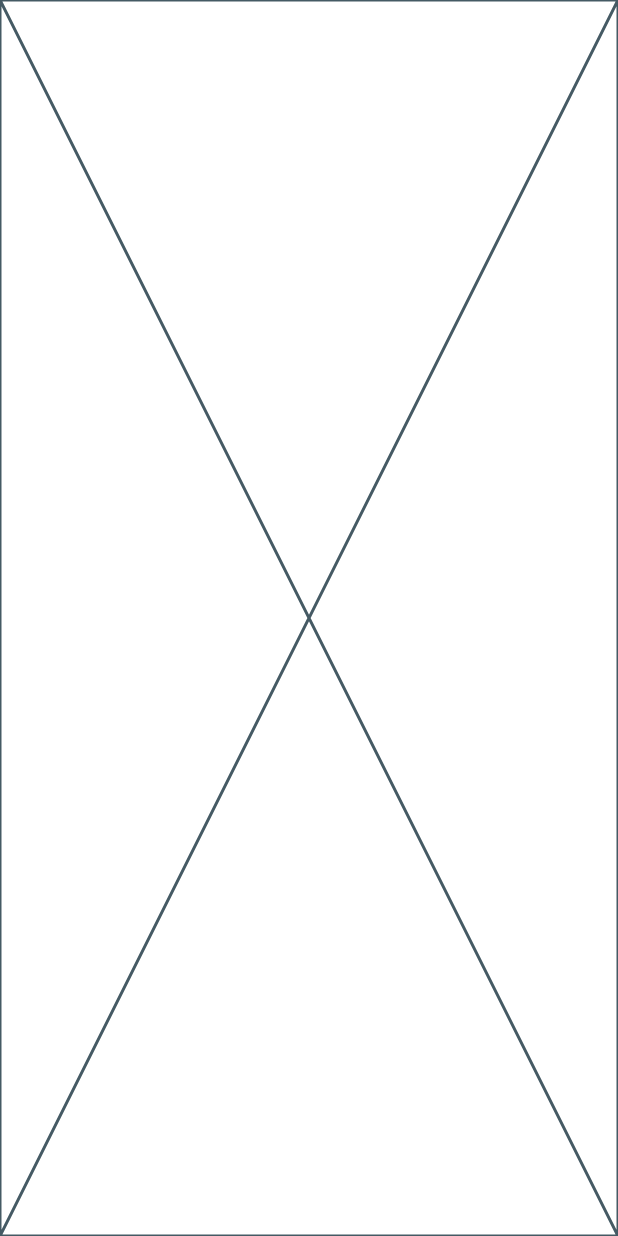
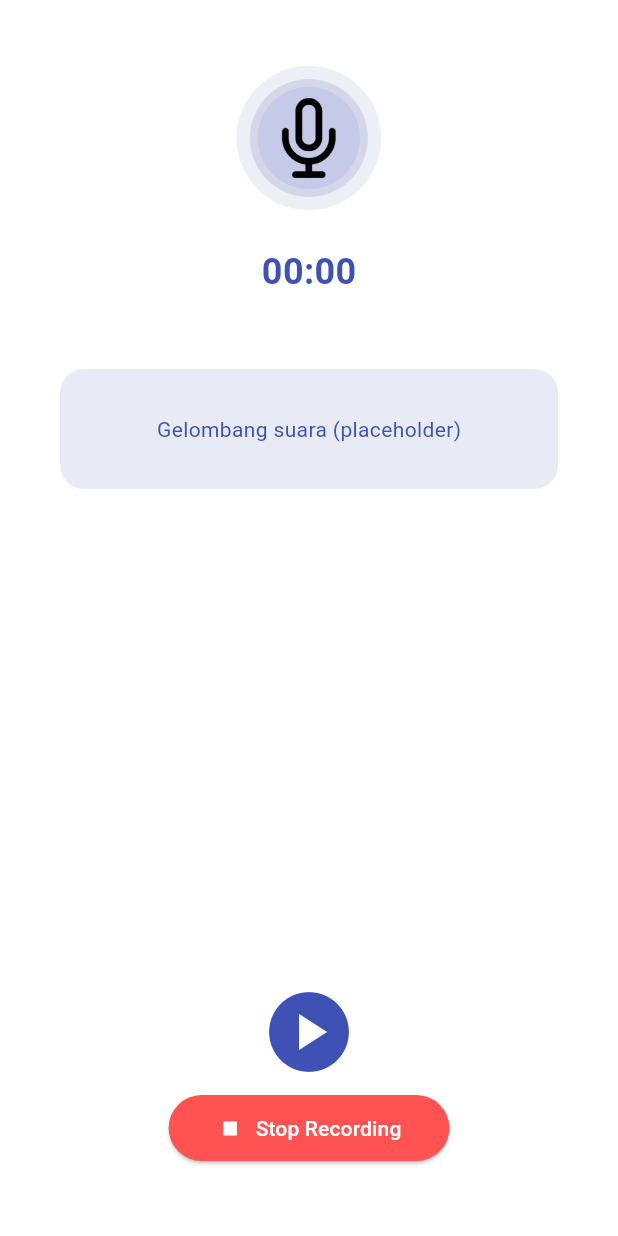
Before and after one commit to Reynardstw/VoxA, a Flutter app: the HomePage screen opened directly, after a tap on "Record", on a phone screen of 412 x 824 dp. Run offline on Flutter 3.47's test engine with Material 3 defaults, Android fonts, the phone set to English and light mode, and no system bars; our stand-ins replace flutter_tts, lottie; missing offline and left inert: translator.

Commit message:
Added Recording Page

```diff
--- a/client/lib/page/home_page.dart
+++ b/client/lib/page/home_page.dart
@@ -1,6 +1,7 @@
 import 'package:flutter/material.dart';
 import 'translate_page.dart';
 import 'features_page.dart';
+import 'recording_page.dart';
 
 class HomePage extends StatelessWidget {
   const HomePage({super.key});
@@ -121,7 +122,7 @@ class HomePage extends StatelessWidget {
                 ),
                 const SizedBox(height: 24),
                 InkWell(
-                  onTap: () => navigateTo(context, const Placeholder()),
+                  onTap: () => navigateTo(context, const RecordingPage()),
                   borderRadius: BorderRadius.circular(20),
                   child: Container(
                     padding: const EdgeInsets.all(20),
--- a/client/lib/page/loading_page.dart
+++ b/client/lib/page/loading_page.dart
@@ -92,8 +92,6 @@ class _LoadingPageState extends State<LoadingPage> {
   }
 
   void startErasing() {
-    final fullText = texts[currentTextIndex];
-
     erasingTimer = Timer.periodic(const Duration(milliseconds: 40), (timer) {
       setState(() {
         if (displayText.isNotEmpty) {
--- /dev/null
+++ b/client/lib/page/recording_page.dart
@@ -0,0 +1,149 @@
+import 'dart:async';
+import 'package:flutter/material.dart';
+import 'package:lottie/lottie.dart';
+
+class RecordingPage extends StatefulWidget {
+  const RecordingPage({super.key});
+
+  @override
+  State<RecordingPage> createState() => _RecordingPageState();
+}
+
+class _RecordingPageState extends State<RecordingPage> {
+  Duration _duration = Duration.zero;
+  Timer? _timer;
+  bool isRecording = false;
+
+  void _startTimer() {
+    _timer = Timer.periodic(const Duration(seconds: 1), (timer) {
+      setState(() {
+        _duration += const Duration(seconds: 1);
+      });
+    });
+  }
+
+  void _startRecording() {
+    setState(() {
+      isRecording = true;
+    });
+    _startTimer();
+  }
+
+  void _pauseTimer() {
+    setState(() {
+      isRecording = false;
+    });
+    _timer?.cancel();
+  }
+
+  void _resumeTimer() {
+    setState(() {
+      isRecording = true;
+    });
+    _startTimer();
+  }
+
+  void _stopRecording() {
+    _timer?.cancel();
+    // TODO: implement save logic
+  }
+
+  String _formatDuration(Duration duration) {
+    final minutes = duration.inMinutes.remainder(60).toString().padLeft(2, '0');
+    final seconds = duration.inSeconds.remainder(60).toString().padLeft(2, '0');
+    return "$minutes:$seconds";
+  }
+
+  @override
+  void dispose() {
+    _timer?.cancel();
+    super.dispose();
+  }
+
+  @override
+  Widget build(BuildContext context) {
+    return Scaffold(
+      backgroundColor: Colors.white,
+      body: SafeArea(
+        child: Column(
+          children: [
+            const SizedBox(height: 32),
+
+            SizedBox(
+              height: 120,
+              width: 120,
+              child:
+                  isRecording
+                      ? Lottie.asset('assets/animations/mic.json')
+                      : Image.asset('assets/icons/mic_record.png'),
+            ),
+
+            const SizedBox(height: 12),
+
+            Text(
+              _formatDuration(_duration),
+              style: const TextStyle(
+                fontSize: 24,
+                fontWeight: FontWeight.bold,
+                color: Colors.indigo,
+              ),
+            ),
+
+            const SizedBox(height: 48),
+
+            //Waveform (belum ada)
+            Container(
+              margin: const EdgeInsets.symmetric(horizontal: 40),
+              height: 80,
+              decoration: BoxDecoration(
+                color: Colors.indigo.shade50,
+                borderRadius: BorderRadius.circular(16),
+              ),
+              child: const Center(
+                child: Text(
+                  "Gelombang suara (placeholder)",
+                  style: TextStyle(color: Colors.indigo),
+                ),
+              ),
+            ),
+
+            const Spacer(),
+
+            IconButton(
+              icon: Icon(
+                isRecording ? Icons.pause_circle : Icons.play_circle,
+                size: 64,
+                color: Colors.indigo,
+              ),
+              onPressed: () {
+                if (_duration == Duration.zero && !isRecording) {
+                  _startRecording();
+                } else if (isRecording) {
+                  _pauseTimer();
+                } else {
+                  _resumeTimer();
+                }
+              },
+            ),
+
+            ElevatedButton.icon(
+              onPressed: _stopRecording,
+              icon: const Icon(Icons.stop),
+              label: const Text("Stop Recording"),
+              style: ElevatedButton.styleFrom(
+                foregroundColor: Colors.white,
+                backgroundColor: Colors.redAccent,
+                padding: const EdgeInsets.symmetric(
+                  horizontal: 32,
+                  vertical: 12,
+                ),
+              ),
+            ),
+
+            const SizedBox(height: 48),
+          ],
+        ),
+      ),
+    );
+  }
+}
--- a/client/pubspec.yaml
+++ b/client/pubspec.yaml
@@ -15,6 +15,7 @@ dependencies:
   http: ^1.1.0
   animated_text_kit: ^4.2.2
   lottie: ^2.2.0
+  flutter_audio_waveforms: ^1.1.0
 
 dev_dependencies:
   flutter_test:
@@ -37,3 +38,5 @@ flutter:
     - assets/icons/profile.png
     - assets/icons/voxa_cat.png
     - assets/animations/voxa_cat.json
+    - assets/animations/mic.json
+    - assets/icons/mic_record.png
```
Also changed, not shown: client/assets/animations/mic.json (added, +1 -0 lines), client/assets/icons/mic_record.png (added), client/pubspec.lock.
